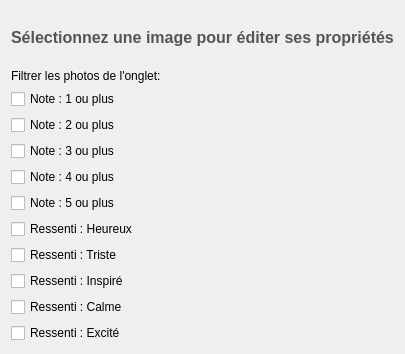
First picture: the form in gallery/sidebarempty.ui, repository Vrock691/IHM, before the edit.
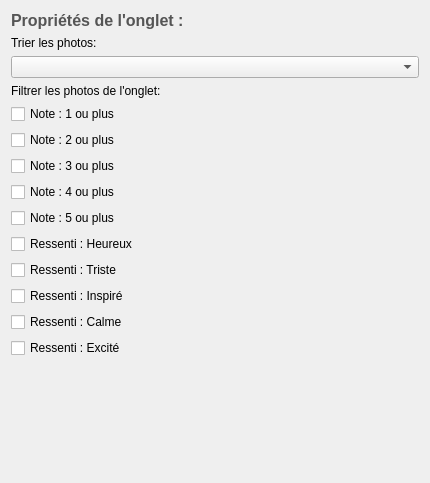
Second picture: the form after the edit.

Commit message: Ajout d'un orderer pour les notes

Patch:
```diff
--- a/gallery/sidebarempty.ui
+++ b/gallery/sidebarempty.ui
@@ -6,8 +6,8 @@
    <rect>
     <x>0</x>
     <y>0</y>
-    <width>401</width>
-    <height>354</height>
+    <width>430</width>
+    <height>483</height>
    </rect>
   </property>
   <property name="windowTitle">
@@ -16,6 +16,12 @@
   <layout class="QVBoxLayout" name="verticalLayout">
    <item>
     <widget class="QLabel" name="label">
+     <property name="sizePolicy">
+      <sizepolicy hsizetype="Maximum" vsizetype="Maximum">
+       <horstretch>0</horstretch>
+       <verstretch>0</verstretch>
+      </sizepolicy>
+     </property>
      <property name="styleSheet">
       <string notr="true">QLabel {
         font-size: 16px;
@@ -24,10 +30,24 @@
     }</string>
      </property>
      <property name="text">
-      <string>Sélectionnez une image pour éditer ses propriétés</string>
+      <string>Propriétés de l'onglet :</string>
      </property>
     </widget>
    </item>
+   <item>
+    <layout class="QVBoxLayout" name="verticalLayout_3">
+     <item>
+      <widget class="QLabel" name="label_3">
+       <property name="text">
+        <string>Trier les photos: </string>
+       </property>
+      </widget>
+     </item>
+     <item>
+      <widget class="QComboBox" name="orderComboBox"/>
+     </item>
+    </layout>
+   </item>
    <item>
     <layout class="QVBoxLayout" name="verticalLayout_2">
      <item>
@@ -115,6 +135,19 @@
      </item>
     </layout>
    </item>
+   <item>
+    <spacer name="verticalSpacer">
+     <property name="orientation">
+      <enum>Qt::Orientation::Vertical</enum>
+     </property>
+     <property name="sizeHint" stdset="0">
+      <size>
+       <width>20</width>
+       <height>40</height>
+      </size>
+     </property>
+    </spacer>
+   </item>
   </layout>
  </widget>
  <resources/>
```
The commit also changes 7 other files.
